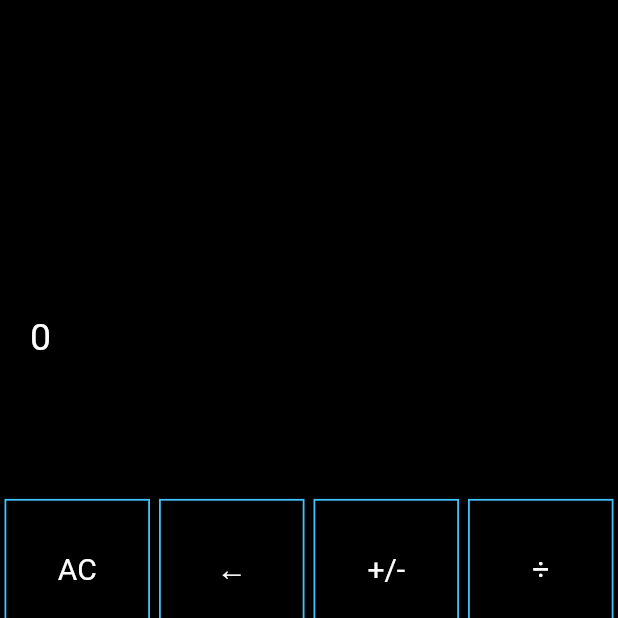
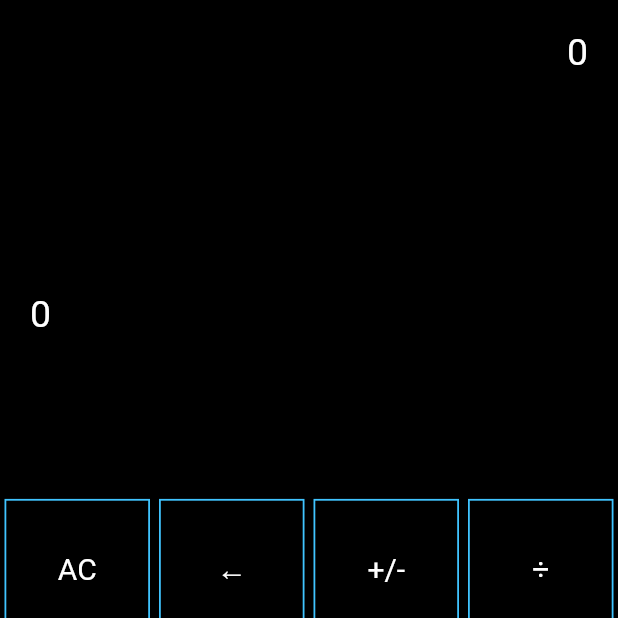
Before and after one commit to shailendrakawadkar/My_Calc_Kit, a Flutter app: the screen it shows after launch, after a tap on "AC", on a phone screen of 412 x 824 dp, the top half of it. Run offline on Flutter 3.47's test engine with Material 2 defaults, Android fonts, the phone set to English and light mode, and no system bars; our stand-ins replace math_expressions.

Commit message:
basic calculator done

```diff
--- a/lib/main.dart
+++ b/lib/main.dart
@@ -37,6 +37,7 @@ class _PersonalCalculatorState extends State<PersonalCalculator> {
     Parser p = new Parser();
     expression = expression.replaceAll('X', '*');
     expression = expression.replaceAll('÷', '/');
+
     Expression exp = p.parse(expression);
     setState(() {
       result = exp
@@ -50,13 +51,19 @@ class _PersonalCalculatorState extends State<PersonalCalculator> {
       padding: const EdgeInsets.all(3.0),
       child: GestureDetector(
         onTap: () {
-          if (a == 'AC') {
+          if (a == '+/-') {
             setState(() {
-              expression = '';
+              expression = '-' + expression;
+              evaluateExpression();
+            });
+          } else if (a == 'AC') {
+            setState(() {
+              expression = '0';
+              result = '0';
             });
           } else if (a == '←') {
             setState(() {
-              expression = expression.trimRight();
+              expression = expression.substring(0, expression.length - 1);
             });
           } else
             (a == '=') ? evaluateExpression() : makeExpression(a);
@@ -93,20 +100,32 @@ class _PersonalCalculatorState extends State<PersonalCalculator> {
               Flexible(
                 flex: 2,
                 child: Padding(
-                  padding: const EdgeInsets.only(left: 20, right: 20),
+                  padding: const EdgeInsets.only(left: 20, right: 20, top: 20),
                   child: Column(
                     crossAxisAlignment: CrossAxisAlignment.end,
                     mainAxisAlignment: MainAxisAlignment.spaceEvenly,
                     children: [
-                      Text(
-                        expression,
-                        style: TextStyle(fontSize: 25, color: Colors.white),
+                      Expanded(
+                        flex: 1,
+                        child: SingleChildScrollView(
+                          child: Text(
+                            expression,
+                            style: TextStyle(fontSize: 25, color: Colors.white),
+                          ),
+                        ),
                       ),
-                      Align(
-                        alignment: Alignment.topLeft,
-                        child: Text(
-                          result,
-                          style: TextStyle(fontSize: 25, color: Colors.white),
+                      Expanded(
+                        flex: 1,
+                        child: Align(
+                          alignment: Alignment.topLeft,
+                          child: SingleChildScrollView(
+                            padding: EdgeInsets.only(top: 20),
+                            child: Text(
+                              result,
+                              style:
+                                  TextStyle(fontSize: 25, color: Colors.white),
+                            ),
+                          ),
                         ),
                       )
                     ],
```
